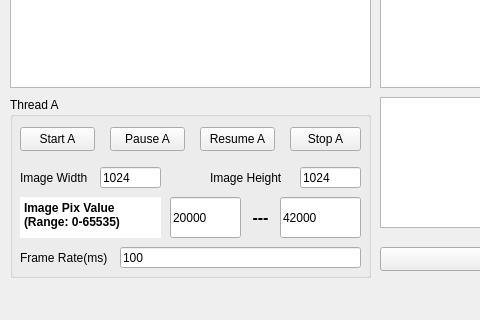
The window that nvst-tio/thread-test-05/mainwindow.ui (chd1998/fso-qt) describes before a commit, drawn with Qt 5; both pictures show x 0 to 480 and y 353 to 673 of the 1279 by 673 pixel window.
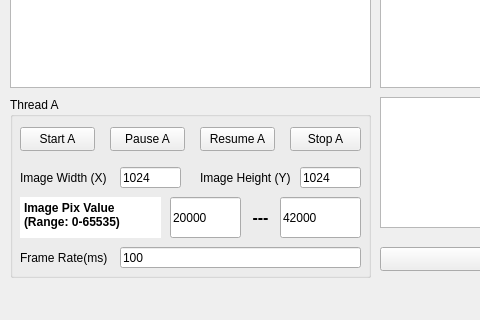
The same window after the commit. Custom widgets are drawn as their Qt base class.

Diff of the .ui file:
```diff
--- a/nvst-tio/thread-test-05/mainwindow.ui
+++ b/nvst-tio/thread-test-05/mainwindow.ui
@@ -103,31 +103,31 @@
       <rect>
        <x>10</x>
        <y>70</y>
-       <width>91</width>
+       <width>101</width>
        <height>21</height>
       </rect>
      </property>
      <property name="text">
-      <string>Image Width</string>
+      <string>Image Width (X)</string>
      </property>
     </widget>
     <widget class="QLabel" name="label_2">
      <property name="geometry">
       <rect>
-       <x>200</x>
+       <x>190</x>
        <y>70</y>
-       <width>91</width>
+       <width>101</width>
        <height>21</height>
       </rect>
      </property>
      <property name="text">
-      <string>Image Height</string>
+      <string>Image Height (Y)</string>
      </property>
     </widget>
     <widget class="QLineEdit" name="lineEdit_imgx">
      <property name="geometry">
       <rect>
-       <x>90</x>
+       <x>110</x>
        <y>70</y>
        <width>61</width>
        <height>21</height>
```
